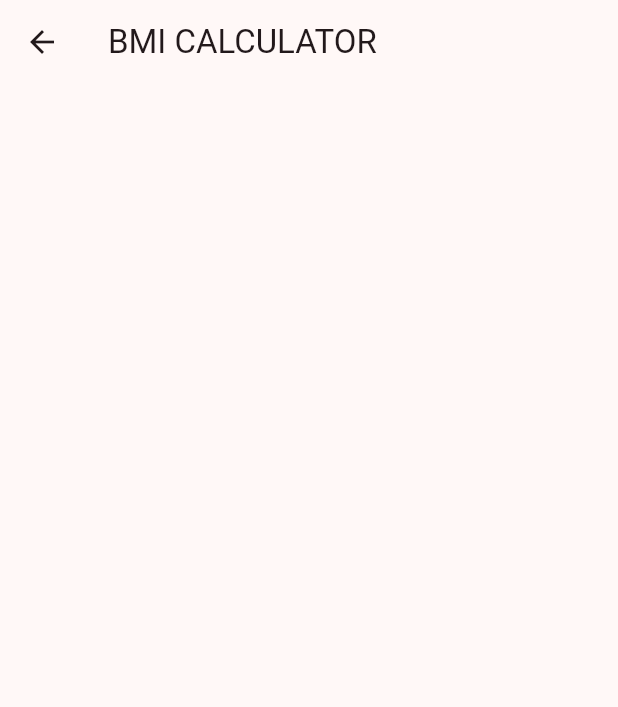
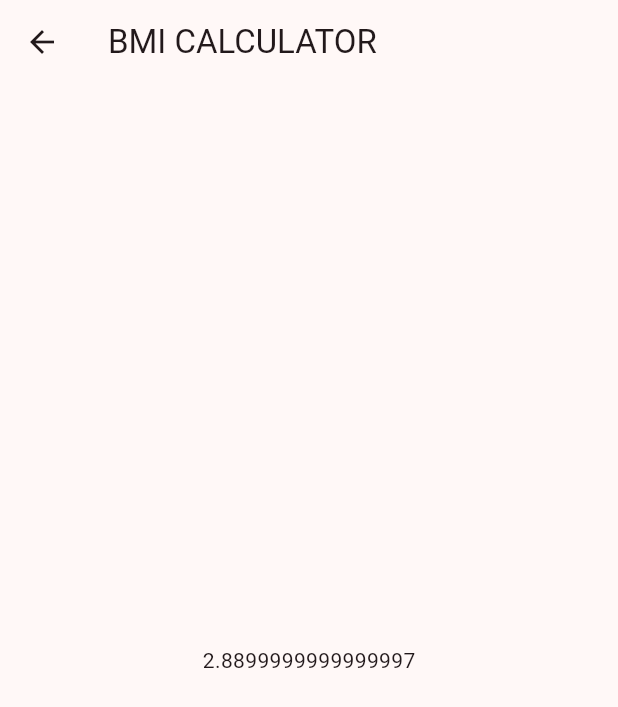
Before and after one commit to seoyeon-haru/flutter_bmi_app, a Flutter app: the screen it shows after launch, after a tap on "CALCULATE", on a phone screen of 412 x 824 dp. Shown: the top 707 px of the screen. Run offline on Flutter 3.47's test engine with Material 3 defaults, Android fonts, the phone set to English and light mode, and no system bars; missing offline and left inert: dart:ffi.

```diff
--- a/lib/pages/home/home_page.dart
+++ b/lib/pages/home/home_page.dart
@@ -63,9 +63,15 @@ class _HomePageState extends State<HomePage> {
                 onPressed: () {
                   final meterHeight = height / 100;
                   final bmi = (meterHeight * meterHeight);
-                 Navigator.push(context, MaterialPageRoute(builder: (context) {
-                  return ResultPage();
-                 }));
+                  Navigator.push(
+                    context,
+                    MaterialPageRoute(
+                      builder: (context) {
+                        return ResultPage();
+                      },
+                      settings: RouteSettings(arguments: bmi),
+                    ),
+                  );
                 },
                 child: Text('CALCULATE'),
               ),
--- a/lib/pages/result/result_page.dart
+++ b/lib/pages/result/result_page.dart
@@ -3,10 +3,14 @@ import 'package:flutter/material.dart';
 class ResultPage extends StatelessWidget {
   @override
   Widget build(BuildContext context) {
+    final bmi = ModalRoute.of(context)?.settings.arguments;
     return Scaffold(
       appBar: AppBar(
         title: Text('BMI CALCULATOR'),
       ),
+      body: Center(
+        child: Text('$bmi'),
+      ),
     );
   }
 }
```
